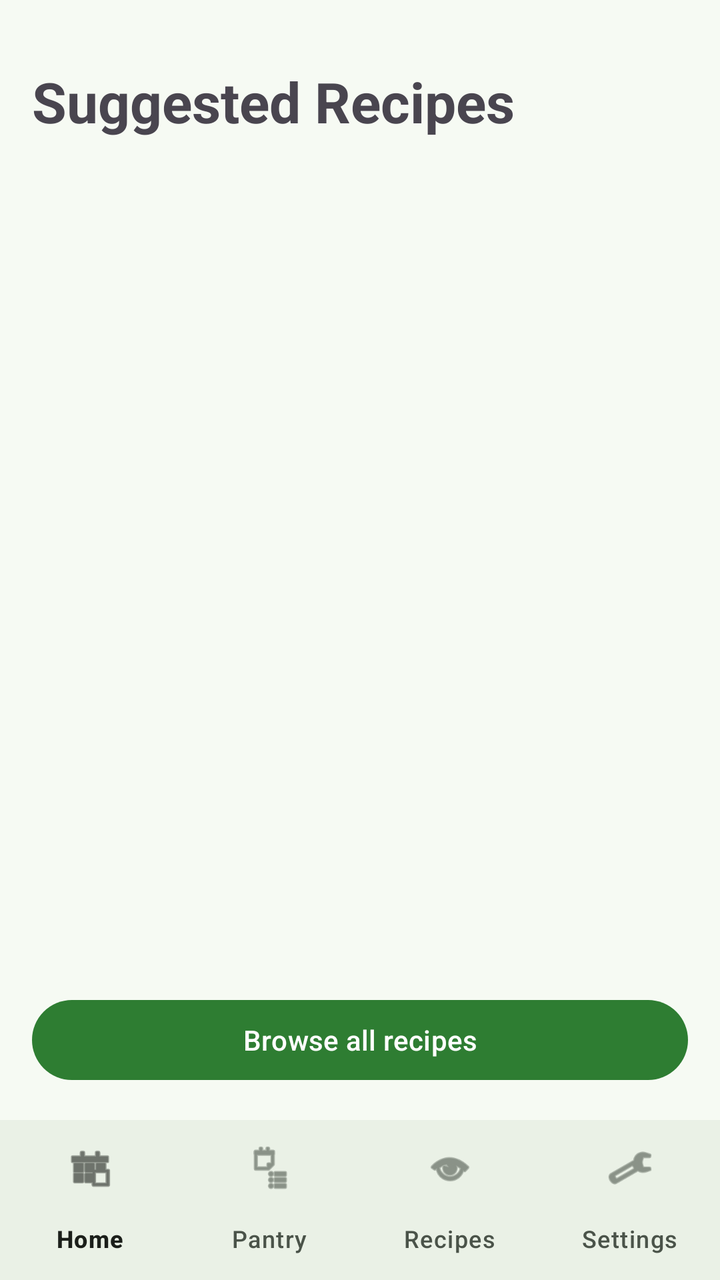
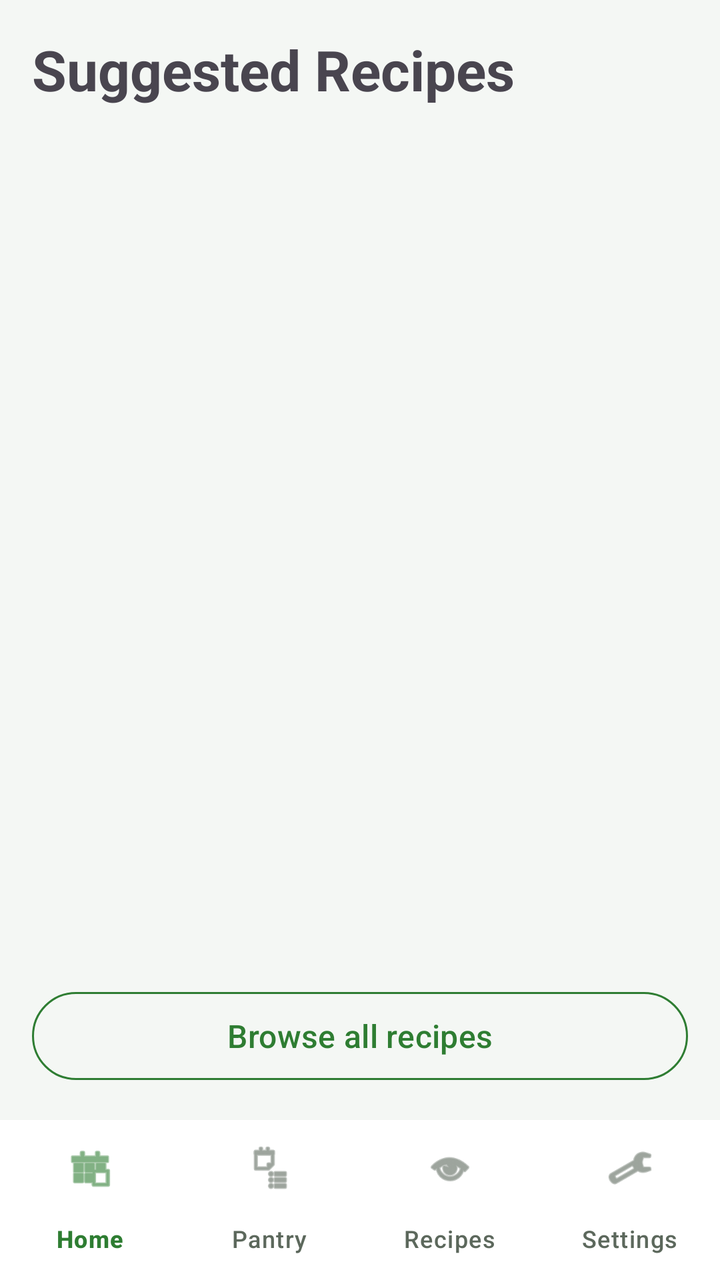

Two renders of the same Android screen: before a commit and after it. Below are the layout's source before the change and the commit's diff.
<!-- AndroidManifest.xml: application theme Theme.SmartPantryManager -->
<!-- res/layout/activity_suggested_recipes.xml -->
<?xml version="1.0" encoding="utf-8"?>
<LinearLayout xmlns:android="http://schemas.android.com/apk/res/android"
    xmlns:app="http://schemas.android.com/apk/res-auto"
    android:layout_width="match_parent"
    android:layout_height="match_parent"
    android:orientation="vertical">

    <LinearLayout
        android:layout_width="match_parent"
        android:layout_height="0dp"
        android:layout_weight="1"
        android:orientation="vertical"
        android:padding="16dp">

        <TextView
            android:id="@+id/titleText"
            android:layout_width="match_parent"
            android:layout_height="wrap_content"
            android:paddingTop="16dp"
            android:paddingBottom="16dp"
            android:text="Suggested Recipes"
            style="@style/TextTitle" />

        <androidx.core.widget.NestedScrollView
            android:layout_width="match_parent"
            android:layout_height="0dp"
            android:layout_weight="1">

            <LinearLayout
                android:layout_width="match_parent"
                android:layout_height="wrap_content"
                android:orientation="vertical">

                <androidx.recyclerview.widget.RecyclerView
                    android:id="@+id/recipeRecyclerView"
                    android:layout_width="match_parent"
                    android:layout_height="wrap_content"
                    android:nestedScrollingEnabled="false" />

                <TextView
                    android:id="@+id/emptyText"
                    android:layout_width="match_parent"
                    android:layout_height="wrap_content"
                    android:padding="32dp"
                    android:text="No recipes match your pantry yet. Add more ingredients."
                    android:textAlignment="center"
                    style="@style/TextBody"
                    android:visibility="gone" />

                <LinearLayout
                    android:id="@+id/almostSection"
                    android:layout_width="match_parent"
                    android:layout_height="wrap_content"
                    android:orientation="vertical"
                    android:visibility="gone">

                    <TextView
                        android:layout_width="match_parent"
                        android:layout_height="wrap_content"
                        android:paddingTop="16dp"
                        android:paddingBottom="8dp"
                        android:text="Almost There (missing 1 ingredient)"
                        style="@style/TextHeading" />

                    <androidx.recyclerview.widget.RecyclerView
                        android:id="@+id/almostRecyclerView"
                        android:layout_width="match_parent"
                        android:layout_height="wrap_content"
                        android:nestedScrollingEnabled="false" />

                    <TextView
                        android:id="@+id/almostEmptyText"
                        android:layout_width="match_parent"
                        android:layout_height="wrap_content"
                        android:padding="16dp"
                        android:text="No recipes are missing just one ingredient."
                        style="@style/TextBody"
                        android:visibility="gone" />

                </LinearLayout>

            </LinearLayout>
        </androidx.core.widget.NestedScrollView>

        <Button
            android:id="@+id/browseButton"
            android:layout_width="match_parent"
            android:layout_height="wrap_content"
            android:layout_marginTop="8dp"
            android:text="Browse all recipes" />

    </LinearLayout>

    <com.google.android.material.bottomnavigation.BottomNavigationView
        android:id="@+id/bottomNav"
        android:layout_width="match_parent"
        android:layout_height="wrap_content"
        app:labelVisibilityMode="labeled"
        app:menu="@menu/bottom_nav_menu" />

</LinearLayout>
<!-- resources referenced by this layout -->
<resources>
  <style name="TextBody">
          <item name="android:textSize">16sp</item>
      </style>
  <style name="TextHeading">
          <item name="android:textSize">20sp</item>
          <item name="android:textStyle">bold</item>
      </style>
  <style name="TextTitle">
          <item name="android:textSize">28sp</item>
          <item name="android:textStyle">bold</item>
      </style>
  <style name="Theme.SmartPantryManager" parent="Theme.Material3.Light.NoActionBar">
          <item name="colorPrimary">@color/primary</item>
          <item name="colorOnPrimary">@color/on_primary</item>
          <item name="android:colorBackground">@color/background</item>
          <item name="colorSurface">@color/background</item>
          <item name="colorOnSurface">@color/text_primary</item>
          <item name="colorOnSurfaceVariant">@color/text_secondary</item>
          <item name="colorSurfaceContainer">@color/nav_background</item>
          <item name="colorSecondaryContainer">@color/nav_indicator</item>
          <item name="colorOnSecondaryContainer">@color/text_primary</item>
          <item name="android:textColorPrimary">@color/text_primary</item>
          <item name="android:textColorSecondary">@color/text_secondary</item>
      </style>
  <color name="primary">#2E7D32</color>
  <color name="on_primary">#FFFFFF</color>
  <color name="background">#F6FAF3</color>
  <color name="text_primary">#1B1F1A</color>
  <color name="text_secondary">#4A5349</color>
  <color name="nav_background">#EAF1E6</color>
  <color name="nav_indicator">#C8E6C9</color>
</resources>

<!-- the commit's change to res/layout/activity_suggested_recipes.xml (unified diff, before → after) -->
@@ -3,21 +3,23 @@
     xmlns:app="http://schemas.android.com/apk/res-auto"
     android:layout_width="match_parent"
     android:layout_height="match_parent"
+    android:background="@color/card_bg"
+    android:fitsSystemWindows="true"
     android:orientation="vertical">
 
     <LinearLayout
         android:layout_width="match_parent"
         android:layout_height="0dp"
         android:layout_weight="1"
+        android:background="@color/bg_page"
         android:orientation="vertical"
-        android:padding="16dp">
+        android:padding="@dimen/space_page">
 
         <TextView
             android:id="@+id/titleText"
             android:layout_width="match_parent"
             android:layout_height="wrap_content"
-            android:paddingTop="16dp"
-            android:paddingBottom="16dp"
+            android:paddingBottom="@dimen/space_page"
             android:text="Suggested Recipes"
             style="@style/TextTitle" />
 
@@ -41,11 +43,12 @@
                     android:id="@+id/emptyText"
                     android:layout_width="match_parent"
                     android:layout_height="wrap_content"
-                    android:padding="32dp"
+                    android:padding="@dimen/space_page"
                     android:text="No recipes match your pantry yet. Add more ingredients."
                     android:textAlignment="center"
-                    style="@style/TextBody"
-                    android:visibility="gone" />
+                    android:textColor="@color/text_secondary"
+                    android:visibility="gone"
+                    style="@style/TextBody" />
 
                 <LinearLayout
                     android:id="@+id/almostSection"
@@ -57,8 +60,8 @@
                     <TextView
                         android:layout_width="match_parent"
                         android:layout_height="wrap_content"
-                        android:paddingTop="16dp"
-                        android:paddingBottom="8dp"
+                        android:paddingTop="@dimen/space_medium"
+                        android:paddingBottom="@dimen/space_card_gap"
                         android:text="Almost There (missing 1 ingredient)"
                         style="@style/TextHeading" />
 
@@ -72,10 +75,11 @@
                         android:id="@+id/almostEmptyText"
                         android:layout_width="match_parent"
                         android:layout_height="wrap_content"
-                        android:padding="16dp"
+                        android:padding="@dimen/space_medium"
                         android:text="No recipes are missing just one ingredient."
-                        style="@style/TextBody"
-                        android:visibility="gone" />
+                        android:textColor="@color/text_secondary"
+                        android:visibility="gone"
+                        style="@style/TextBody" />
 
                 </LinearLayout>
 
@@ -86,8 +90,9 @@
             android:id="@+id/browseButton"
             android:layout_width="match_parent"
             android:layout_height="wrap_content"
-            android:layout_marginTop="8dp"
-            android:text="Browse all recipes" />
+            android:layout_marginTop="@dimen/space_card_gap"
+            android:text="Browse all recipes"
+            style="@style/AppButtonOutlined" />
 
     </LinearLayout>
 
@@ -96,6 +101,7 @@
         android:layout_width="match_parent"
         android:layout_height="wrap_content"
         app:labelVisibilityMode="labeled"
-        app:menu="@menu/bottom_nav_menu" />
+        app:menu="@menu/bottom_nav_menu"
+        style="@style/AppBottomNav" />
 
 </LinearLayout>
<!-- resource entries referenced after the edit -->
@@ -1,35 +1,76 @@
 <!-- resources referenced by this layout -->
 <resources>
+  <color name="bg_page">#F4F7F4</color>
+  <color name="card_bg">#FFFFFF</color>
   <style name="TextBody">
-          <item name="android:textSize">16sp</item>
+          <item name="android:textSize">@dimen/text_body</item>
       </style>
   <style name="TextHeading">
-          <item name="android:textSize">20sp</item>
+          <item name="android:textSize">@dimen/text_heading</item>
           <item name="android:textStyle">bold</item>
       </style>
   <style name="TextTitle">
-          <item name="android:textSize">28sp</item>
+          <item name="android:textSize">@dimen/text_title</item>
           <item name="android:textStyle">bold</item>
       </style>
   <style name="Theme.SmartPantryManager" parent="Theme.Material3.Light.NoActionBar">
-          <item name="colorPrimary">@color/primary</item>
-          <item name="colorOnPrimary">@color/on_primary</item>
-          <item name="android:colorBackground">@color/background</item>
-          <item name="colorSurface">@color/background</item>
+          <item name="colorPrimary">@color/accent</item>
+          <item name="colorOnPrimary">@color/on_accent</item>
+          <item name="colorSurface">@color/card_bg</item>
           <item name="colorOnSurface">@color/text_primary</item>
           <item name="colorOnSurfaceVariant">@color/text_secondary</item>
-          <item name="colorSurfaceContainer">@color/nav_background</item>
-          <item name="colorSecondaryContainer">@color/nav_indicator</item>
-          <item name="colorOnSecondaryContainer">@color/text_primary</item>
+          <item name="colorSurfaceContainer">@color/card_bg</item>
+          <item name="colorSecondaryContainer">@color/tag_accent_bg</item>
+          <item name="colorOnSecondaryContainer">@color/accent</item>
+          <item name="android:colorBackground">@color/bg_page</item>
+          <item name="android:windowBackground">@color/bg_page</item>
           <item name="android:textColorPrimary">@color/text_primary</item>
           <item name="android:textColorSecondary">@color/text_secondary</item>
+          <item name="android:statusBarColor">@color/card_bg</item>
+          <item name="android:navigationBarColor">@color/card_bg</item>
+          <item name="android:windowLightStatusBar">true</item>
+          <item name="android:windowLightNavigationBar">true</item>
+          <item name="elevationOverlayEnabled">false</item>
+          <item name="materialButtonStyle">@style/AppButton</item>
+          <item name="materialButtonOutlinedStyle">@style/AppButtonOutlined</item>
       </style>
-  <color name="primary">#2E7D32</color>
-  <color name="on_primary">#FFFFFF</color>
-  <color name="background">#F6FAF3</color>
+  <dimen name="card_elevation">0dp</dimen>
+  <color name="accent">#2E7D32</color>
+  <dimen name="card_stroke">1dp</dimen>
+  <dimen name="text_button">16sp</dimen>
+  <dimen name="button_height">52dp</dimen>
+  <dimen name="button_corner">28dp</dimen>
+  <dimen name="text_body">16sp</dimen>
+  <dimen name="text_heading">20sp</dimen>
+  <dimen name="text_title">28sp</dimen>
+  <color name="on_accent">#FFFFFF</color>
   <color name="text_primary">#1B1F1A</color>
-  <color name="text_secondary">#4A5349</color>
-  <color name="nav_background">#EAF1E6</color>
-  <color name="nav_indicator">#C8E6C9</color>
+  <color name="tag_accent_bg">#DDF0DE</color>
+  <style name="AppButton" parent="Widget.Material3.Button">
+          <item name="backgroundTint">@color/accent</item>
+          <item name="android:textColor">@color/on_accent</item>
+          <item name="android:textSize">@dimen/text_button</item>
+          <item name="android:minHeight">@dimen/button_height</item>
+          <item name="cornerRadius">@dimen/button_corner</item>
+      </style>
+  <color name="text_secondary">#5C685C</color>
+  <dimen name="space_card_gap">12dp</dimen>
+  <dimen name="space_medium">8dp</dimen>
+  <dimen name="space_page">16dp</dimen>
+  <style name="AppBottomNav" parent="Widget.Material3.BottomNavigationView">
+          <item name="backgroundTint">@color/card_bg</item>
+          <item name="elevation">@dimen/card_elevation</item>
+          <item name="android:elevation">@dimen/card_elevation</item>
+          <item name="itemIconTint">@color/nav_item</item>
+          <item name="itemTextColor">@color/nav_item</item>
+      </style>
+  <style name="AppButtonOutlined" parent="Widget.Material3.Button.OutlinedButton">
+          <item name="strokeColor">@color/accent</item>
+          <item name="strokeWidth">@dimen/card_stroke</item>
+          <item name="android:textColor">@color/accent</item>
+          <item name="android:textSize">@dimen/text_button</item>
+          <item name="android:minHeight">@dimen/button_height</item>
+          <item name="cornerRadius">@dimen/button_corner</item>
+      </style>
 </resources>
 
